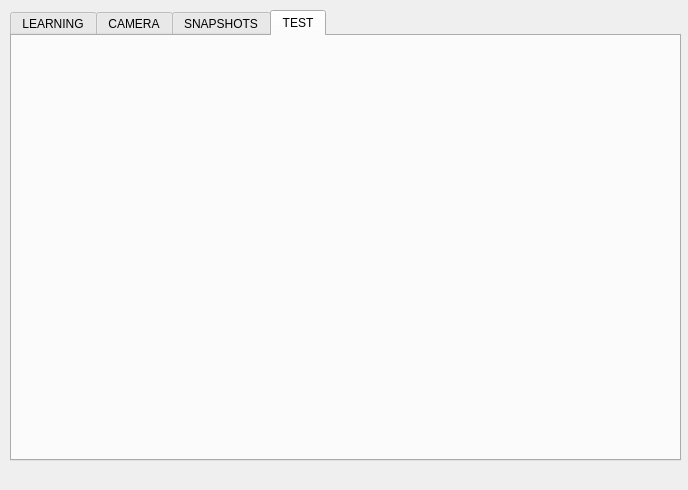
First picture: the form in mainwindow.ui, repository ahmetcihan/hand_recognition, before the edit.
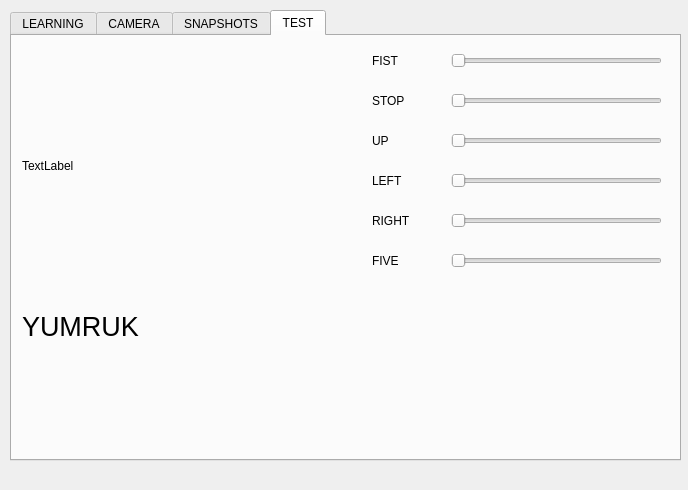
Second picture: the form after the edit. The open tabs and pages were chosen to show the change.

Commit message: sliders are added

Patch:
```diff
--- a/mainwindow.ui
+++ b/mainwindow.ui
@@ -24,7 +24,7 @@
      </rect>
     </property>
     <property name="currentIndex">
-     <number>2</number>
+     <number>3</number>
     </property>
     <widget class="QWidget" name="tab">
      <attribute name="title">
@@ -816,10 +816,15 @@
        </property>
       </widget>
      </widget>
+    </widget>
+    <widget class="QWidget" name="tab_4">
+     <attribute name="title">
+      <string>TEST</string>
+     </attribute>
      <widget class="QLabel" name="label_video_original_2">
       <property name="geometry">
        <rect>
-        <x>340</x>
+        <x>10</x>
         <y>10</y>
         <width>320</width>
         <height>240</height>
@@ -832,7 +837,7 @@
      <widget class="QLabel" name="label_result">
       <property name="geometry">
        <rect>
-        <x>340</x>
+        <x>10</x>
         <y>260</y>
         <width>301</width>
         <height>61</height>
@@ -847,11 +852,162 @@
        <string>YUMRUK</string>
       </property>
      </widget>
-    </widget>
-    <widget class="QWidget" name="tab_4">
-     <attribute name="title">
-      <string>TEST</string>
-     </attribute>
+     <widget class="QLabel" name="label_5">
+      <property name="geometry">
+       <rect>
+        <x>360</x>
+        <y>10</y>
+        <width>67</width>
+        <height>30</height>
+       </rect>
+      </property>
+      <property name="text">
+       <string>FIST</string>
+      </property>
+     </widget>
+     <widget class="QSlider" name="horizontalSlider_fist">
+      <property name="geometry">
+       <rect>
+        <x>439</x>
+        <y>10</y>
+        <width>211</width>
+        <height>30</height>
+       </rect>
+      </property>
+      <property name="orientation">
+       <enum>Qt::Horizontal</enum>
+      </property>
+     </widget>
+     <widget class="QSlider" name="horizontalSlider_stop">
+      <property name="geometry">
+       <rect>
+        <x>439</x>
+        <y>50</y>
+        <width>211</width>
+        <height>30</height>
+       </rect>
+      </property>
+      <property name="orientation">
+       <enum>Qt::Horizontal</enum>
+      </property>
+     </widget>
+     <widget class="QLabel" name="label_6">
+      <property name="geometry">
+       <rect>
+        <x>360</x>
+        <y>50</y>
+        <width>67</width>
+        <height>30</height>
+       </rect>
+      </property>
+      <property name="text">
+       <string>STOP</string>
+      </property>
+     </widget>
+     <widget class="QSlider" name="horizontalSlider_up">
+      <property name="geometry">
+       <rect>
+        <x>439</x>
+        <y>90</y>
+        <width>211</width>
+        <height>30</height>
+       </rect>
+      </property>
+      <property name="orientation">
+       <enum>Qt::Horizontal</enum>
+      </property>
+     </widget>
+     <widget class="QLabel" name="label_7">
+      <property name="geometry">
+       <rect>
+        <x>360</x>
+        <y>90</y>
+        <width>67</width>
+        <height>30</height>
+       </rect>
+      </property>
+      <property name="text">
+       <string>UP</string>
+      </property>
+     </widget>
+     <widget class="QSlider" name="horizontalSlider_left">
+      <property name="geometry">
+       <rect>
+        <x>439</x>
+        <y>130</y>
+        <width>211</width>
+        <height>30</height>
+       </rect>
+      </property>
+      <property name="orientation">
+       <enum>Qt::Horizontal</enum>
+      </property>
+     </widget>
+     <widget class="QLabel" name="label_8">
+      <property name="geometry">
+       <rect>
+        <x>360</x>
+        <y>130</y>
+        <width>67</width>
+        <height>30</height>
+       </rect>
+      </property>
+      <property name="text">
+       <string>LEFT</string>
+      </property>
+     </widget>
+     <widget class="QSlider" name="horizontalSlider_right">
+      <property name="geometry">
+       <rect>
+        <x>439</x>
+        <y>170</y>
+        <width>211</width>
+        <height>30</height>
+       </rect>
+      </property>
+      <property name="orientation">
+       <enum>Qt::Horizontal</enum>
+      </property>
+     </widget>
+     <widget class="QLabel" name="label_9">
+      <property name="geometry">
+       <rect>
+        <x>360</x>
+        <y>170</y>
+        <width>67</width>
+        <height>30</height>
+       </rect>
+      </property>
+      <property name="text">
+       <string>RIGHT</string>
+      </property>
+     </widget>
+     <widget class="QSlider" name="horizontalSlider_five">
+      <property name="geometry">
+       <rect>
+        <x>439</x>
+        <y>210</y>
+        <width>211</width>
+        <height>30</height>
+       </rect>
+      </property>
+      <property name="orientation">
+       <enum>Qt::Horizontal</enum>
+      </property>
+     </widget>
+     <widget class="QLabel" name="label_10">
+      <property name="geometry">
+       <rect>
+        <x>360</x>
+        <y>210</y>
+        <width>67</width>
+        <height>30</height>
+       </rect>
+      </property>
+      <property name="text">
+       <string>FIVE</string>
+      </property>
+     </widget>
     </widget>
    </widget>
   </widget>
```
The commit also changes 2 other files.
